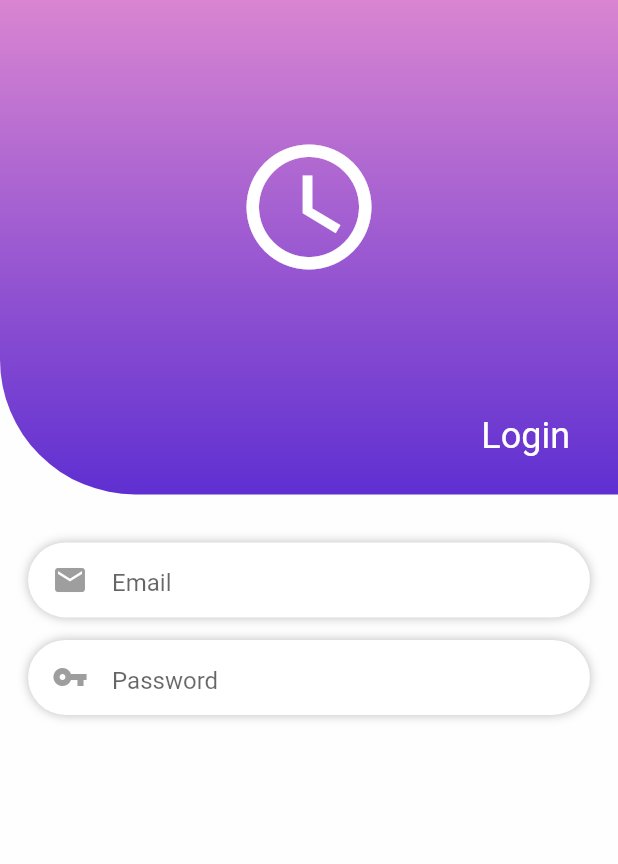
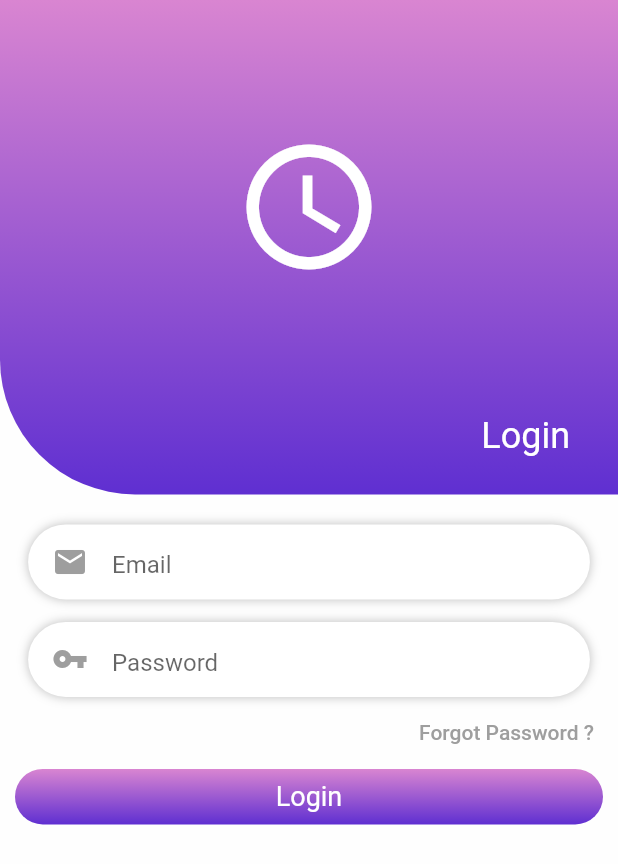
Before and after one commit to anwarabdullahn/saku-mobile, a Flutter app: the screen it shows after launch, on a phone screen of 412 x 824 dp. Shown: the top 864 px of the screen. Run offline on Flutter 3.47's test engine with Material 2 defaults, Android fonts, the phone set to English and light mode, and no system bars.

Commit message:
add login button

```diff
--- a/lib/pages/LoginPage.dart
+++ b/lib/pages/LoginPage.dart
@@ -59,8 +59,11 @@ class _LoginPage extends State<LoginPage> {
               ],
             ),
           ),
+          Expanded(
+              child: ListView(
+            children: <Widget>[
               Container(
-            margin: EdgeInsets.only(top: 32),
+                margin: EdgeInsets.only(top: 20),
                 child: Input(
                     inputText: 'Email',
                     inputIcon: Icon(Icons.email, color: Colors.grey),
@@ -74,6 +77,39 @@ class _LoginPage extends State<LoginPage> {
                     inputType: TextInputType.emailAddress,
                     isPassword: true),
               ),
+              Align(
+                alignment: Alignment.centerRight,
+                child: FlatButton(
+                  child: Text('Forgot Password ?',
+                      style: TextStyle(color: Colors.grey)),
+                  onPressed: () {},
+                ),
+              ),
+              Container(
+                margin: EdgeInsets.fromLTRB(10, 0, 10, 0),
+                decoration: BoxDecoration(
+                  borderRadius: BorderRadius.all(Radius.circular(40)),
+                  gradient: LinearGradient(
+                    begin: Alignment.topCenter,
+                    end: Alignment.bottomCenter,
+                    colors: [
+                      Color(0xFFD985D1),
+                      Color(0xFF5F2FD1),
+                    ],
+                  ),
+                ),
+                child: Padding(
+                  padding: const EdgeInsets.all(8.0),
+                  child: Center(
+                    child: Text(
+                      'Login',
+                      style: TextStyle(color: Colors.white, fontSize: 18),
+                    ),
+                  ),
+                ),
+              )
+            ],
+          ))
         ],
       ),
     ));
```
Lines whose indentation alone changed are shown as unchanged.
